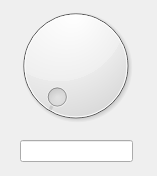
First picture: the form in rqt_vortex_compass/resource/MyPlugin.ui, repository vortexntnu/rov-gui, before the edit.
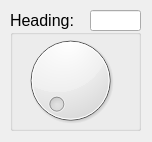
Second picture: the form after the edit.

Commit message: Update apperance and scaling

Patch:
```diff
--- a/rqt_vortex_compass/resource/MyPlugin.ui
+++ b/rqt_vortex_compass/resource/MyPlugin.ui
@@ -6,32 +6,58 @@
    <rect>
     <x>0</x>
     <y>0</y>
-    <width>157</width>
-    <height>176</height>
+    <width>152</width>
+    <height>142</height>
    </rect>
   </property>
   <property name="windowTitle">
    <string>Vortex compass</string>
   </property>
-  <widget class="QDial" name="dial">
+  <widget class="QGroupBox" name="gbCompass">
    <property name="geometry">
     <rect>
-     <x>0</x>
-     <y>0</y>
-     <width>151</width>
-     <height>131</height>
+     <x>10</x>
+     <y>10</y>
+     <width>131</width>
+     <height>121</height>
     </rect>
    </property>
-  </widget>
-  <widget class="QLineEdit" name="lineValue">
-   <property name="geometry">
-    <rect>
-     <x>20</x>
-     <y>140</y>
-     <width>113</width>
-     <height>22</height>
-    </rect>
+   <property name="font">
+    <font>
+     <pointsize>12</pointsize>
+    </font>
    </property>
+   <property name="title">
+    <string>Heading:</string>
+   </property>
+   <widget class="QDial" name="dial_1">
+    <property name="geometry">
+     <rect>
+      <x>-10</x>
+      <y>20</y>
+      <width>141</width>
+      <height>101</height>
+     </rect>
+    </property>
+   </widget>
+   <widget class="QLineEdit" name="line_compass">
+    <property name="geometry">
+     <rect>
+      <x>80</x>
+      <y>0</y>
+      <width>51</width>
+      <height>21</height>
+     </rect>
+    </property>
+    <property name="font">
+     <font>
+      <pointsize>10</pointsize>
+     </font>
+    </property>
+    <property name="alignment">
+     <set>Qt::AlignCenter</set>
+    </property>
+   </widget>
   </widget>
  </widget>
  <resources/>
```
The commit also changes 2 other files.
